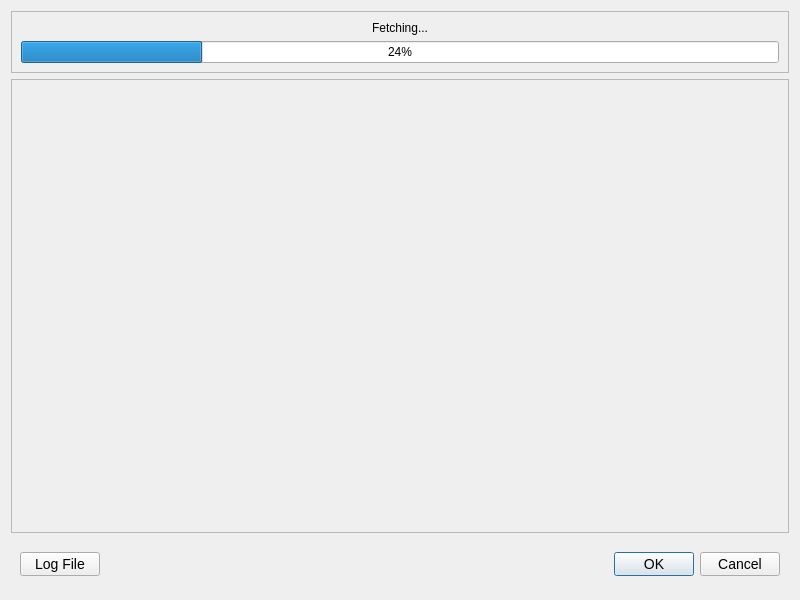
Old version of the form COUNTER-Release-5.1-main/ui/FetchProgressDialog.ui in the repository abhishekvatsAV/Shree_Gommat_Tech.
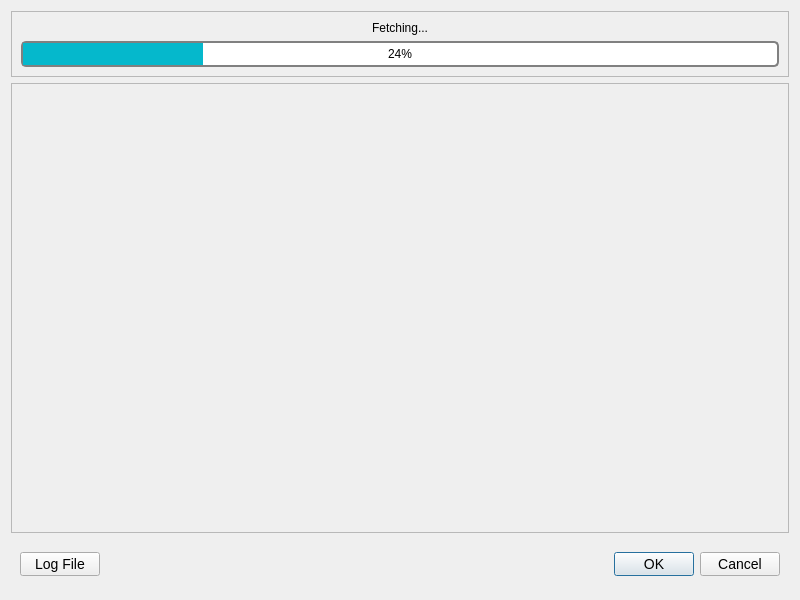
New version of the form.

```diff
--- a/COUNTER-Release-5.1-main/ui/FetchProgressDialog.ui
+++ b/COUNTER-Release-5.1-main/ui/FetchProgressDialog.ui
@@ -64,6 +64,18 @@
           <verstretch>0</verstretch>
          </sizepolicy>
         </property>
+        <property name="styleSheet">
+         <string notr="true">QProgressBar {
+    border: 2px solid grey;
+    border-radius: 5px;
+    text-align: center;
+}
+
+QProgressBar::chunk {
+    background-color: #05B8CC;
+    width: 20px;
+}</string>
+        </property>
         <property name="value">
          <number>24</number>
         </property>
@@ -80,6 +92,9 @@
        <verstretch>0</verstretch>
       </sizepolicy>
      </property>
+     <property name="styleSheet">
+      <string notr="true"/>
+     </property>
      <property name="widgetResizable">
       <bool>true</bool>
      </property>
@@ -89,7 +104,7 @@
         <x>0</x>
         <y>0</y>
         <width>774</width>
-        <height>441</height>
+        <height>433</height>
        </rect>
       </property>
       <layout class="QVBoxLayout" name="scroll_area_vertical_layout"/>
```
